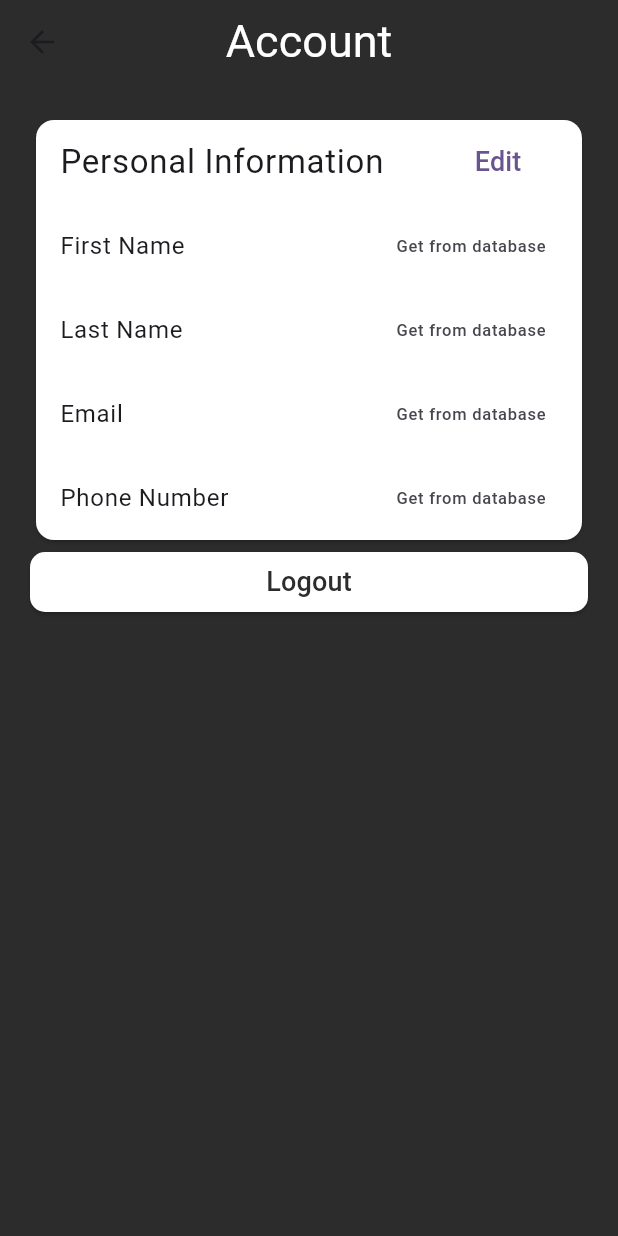
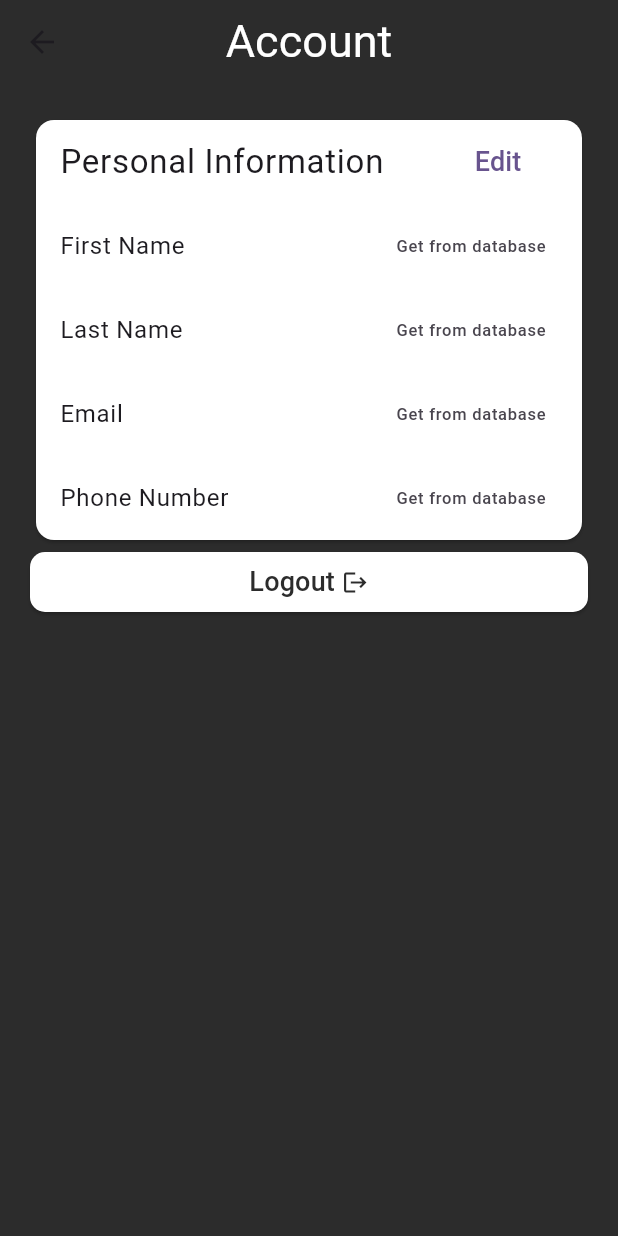
Before and after one commit to JonathanMarkovic/luxury-chauffeur, a Flutter app: the AccountScreen screen opened directly, on a phone screen of 412 x 824 dp. Run offline on Flutter 3.47's test engine with Material 3 defaults, Android fonts, the phone set to English and light mode, and no system bars; our stand-ins replace cloud_firestore, firebase_auth, firebase_core, rxdart; accounts and stored records are empty.

Commit message:
Restyled account screen

```diff
--- a/lib/account_screen.dart
+++ b/lib/account_screen.dart
@@ -57,11 +57,17 @@ class _AccountScreenState extends State<AccountScreen> {
                 ),
                 ElevatedButton(
                   onPressed: () {},
-                  child: Text('Logout', style: TextStyle(fontSize: 18, color: AppColors.darkBackground),),
+                  child: Row(
+                    mainAxisAlignment: MainAxisAlignment.center,
+                    children: [
+                      Text('Logout ', style: TextStyle(fontSize: 18, color: AppColors.darkBackground),),
+                      Icon(Icons.logout, color: AppColors.darkBackground,)
+                    ],
+                  ),
                   style: ButtonStyle(
                     shape: WidgetStateProperty.all(RoundedRectangleBorder(borderRadius: BorderRadius.circular(10))),
                     fixedSize: WidgetStateProperty.all(Size(120, 30)),
-                    backgroundColor: MaterialStateProperty.all<Color>(Colors.white),
+                    backgroundColor: WidgetStateProperty.all<Color>(Colors.white),
                   ),
                 ),
               ],
--- a/lib/cars_screen.dart
+++ b/lib/cars_screen.dart
@@ -25,7 +25,6 @@ class _CarsScreenState extends State<CarsScreen> {
             crossAxisAlignment: CrossAxisAlignment.center,
             children: [
               Card(
-                color: AppColors.accentGrayHover,
                 child: Column(
                   mainAxisAlignment: MainAxisAlignment.spaceEvenly,
                   children: [
@@ -37,7 +36,6 @@ class _CarsScreenState extends State<CarsScreen> {
                 ),
               ),
               Card(
-                color: AppColors.accentGrayHover,
                 child: Column(
                   mainAxisAlignment: MainAxisAlignment.spaceEvenly,
                   children: [
@@ -50,7 +48,6 @@ class _CarsScreenState extends State<CarsScreen> {
                 ),
               ),
               Card(
-                color: AppColors.accentGrayHover,
                 child: Column(
                   mainAxisAlignment: MainAxisAlignment.spaceEvenly,
                   children: [
```
